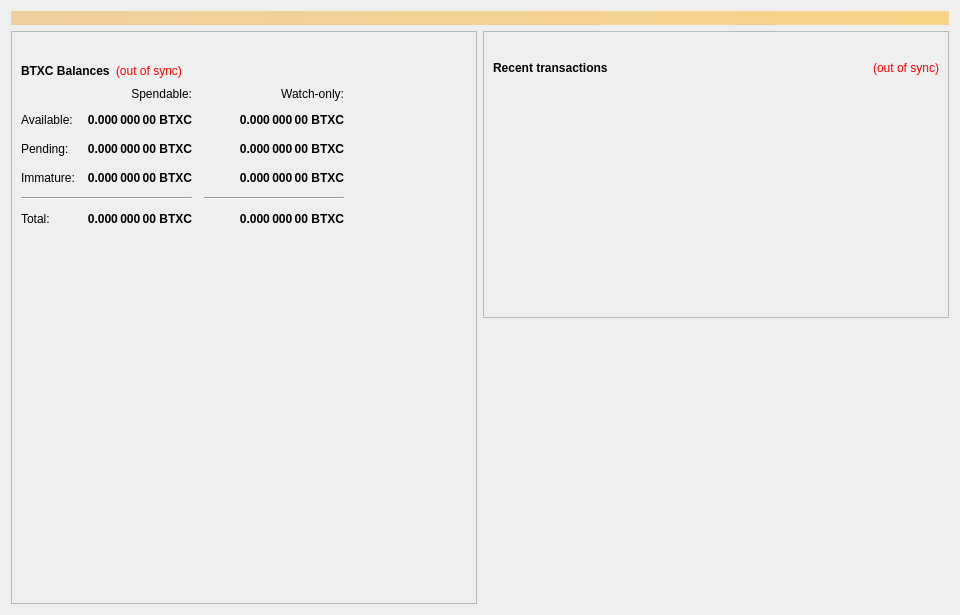
The window that src/qt/forms/overviewpage.ui (bettexproject/bettexcoin) describes before a commit, drawn with Qt 5.
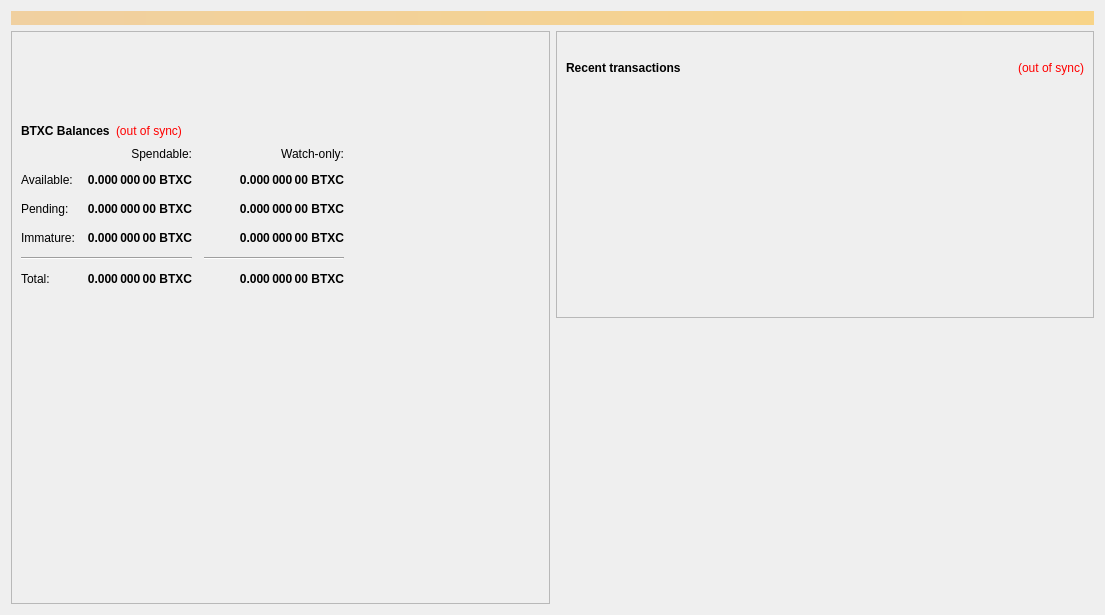
The same window after the commit.

What changed in the file:
```diff
--- a/src/qt/forms/overviewpage.ui
+++ b/src/qt/forms/overviewpage.ui
@@ -6,7 +6,7 @@
    <rect>
     <x>0</x>
     <y>0</y>
-    <width>960</width>
+    <width>1105</width>
     <height>615</height>
    </rect>
   </property>
@@ -60,7 +60,7 @@
             <property name="sizeHint" stdset="0">
              <size>
               <width>20</width>
-              <height>20</height>
+              <height>80</height>
              </size>
             </property>
            </spacer>
```
